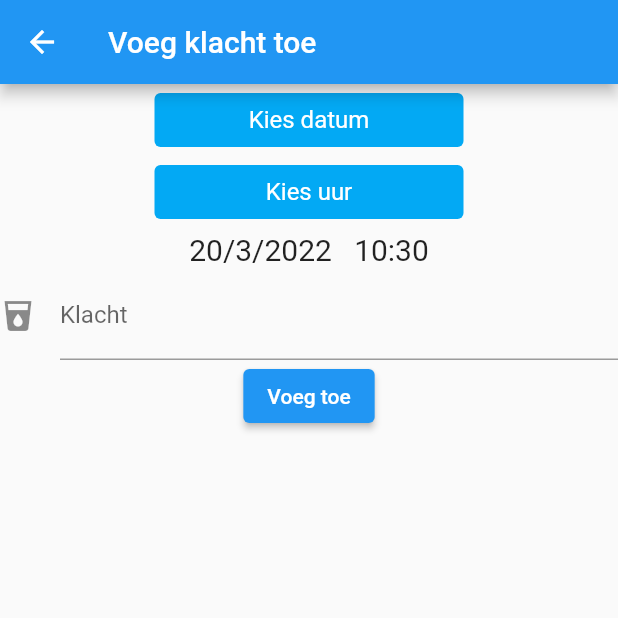
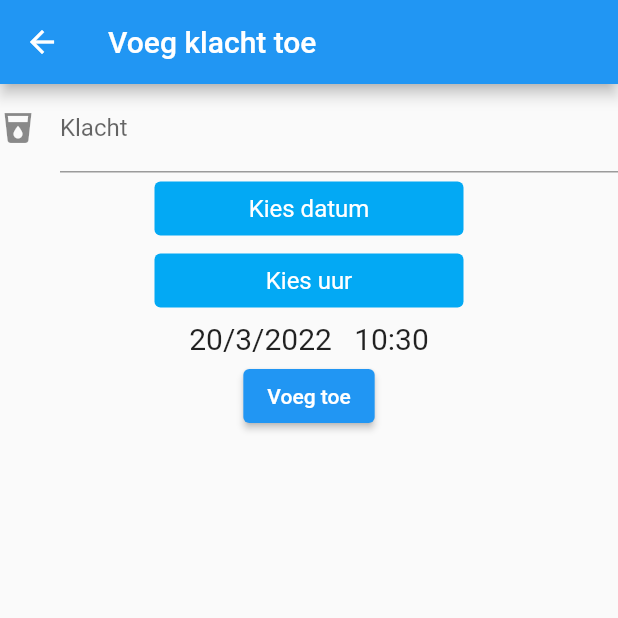
Before and after one commit to FreekSa/EvolutionLogger, a Flutter app: the screen it shows after launch, after a tap on the "add" icon, on a phone screen of 412 x 824 dp, the top half of it. Run offline on Flutter 3.47's test engine with Material 2 defaults, Android fonts, the phone set to English and light mode, and no system bars; our stand-ins replace sqflite; accounts and stored records are empty.

Commit message:
add a log UI works better now, bugs fixed

```diff
--- a/lib/main.dart
+++ b/lib/main.dart
@@ -167,12 +167,12 @@ class AddLogWidget extends StatefulWidget {
 }
 
 class AddLog extends State<AddLogWidget> {
+  final title = TextEditingController();
   DateTime pickedDate = DateTime.now();
   TimeOfDay pickedTime =
       TimeOfDay(hour: DateTime.now().hour, minute: DateTime.now().minute);
   @override
   Widget build(BuildContext context) {
-    final title = TextEditingController();
     return MaterialApp(
       home: Scaffold(
           appBar: AppBar(
@@ -183,6 +183,14 @@ class AddLog extends State<AddLogWidget> {
           ),
           body: Column(
             children: <Widget>[
+              TextFormField(
+                controller: title,
+                decoration: const InputDecoration(
+                  icon: const Icon(Icons.local_drink),
+                  hintText: 'Klacht',
+                  labelText: 'Klacht',
+                ),
+              ),
               Container(
                 width: MediaQuery.of(context).size.width * 0.50,
                 child: TextButton(
@@ -219,6 +227,7 @@ class AddLog extends State<AddLogWidget> {
                         textStyle: const TextStyle(fontSize: 16.0)),
                     child: const Text("Kies uur"),
                     onPressed: () async {
+                      print(title.text);
                       final initialTime = TimeOfDay(
                           hour: DateTime.now().hour,
                           minute: DateTime.now().minute);
@@ -227,6 +236,7 @@ class AddLog extends State<AddLogWidget> {
                         initialTime: initialTime,
                       ).then((time) {
                         setState(() {
+                          print(title.text);
                           if (time == null) {
                             pickedTime = TimeOfDay(
                                 hour: DateTime.now().hour,
@@ -252,14 +262,6 @@ class AddLog extends State<AddLogWidget> {
                   style: const TextStyle(fontSize: 20),
                 ),
               ),
-              TextFormField(
-                controller: title,
-                decoration: const InputDecoration(
-                  icon: const Icon(Icons.local_drink),
-                  hintText: 'Klacht',
-                  labelText: 'Klacht',
-                ),
-              ),
               ElevatedButton(
                 onPressed: () async {
                   var uuid = Uuid();
```
